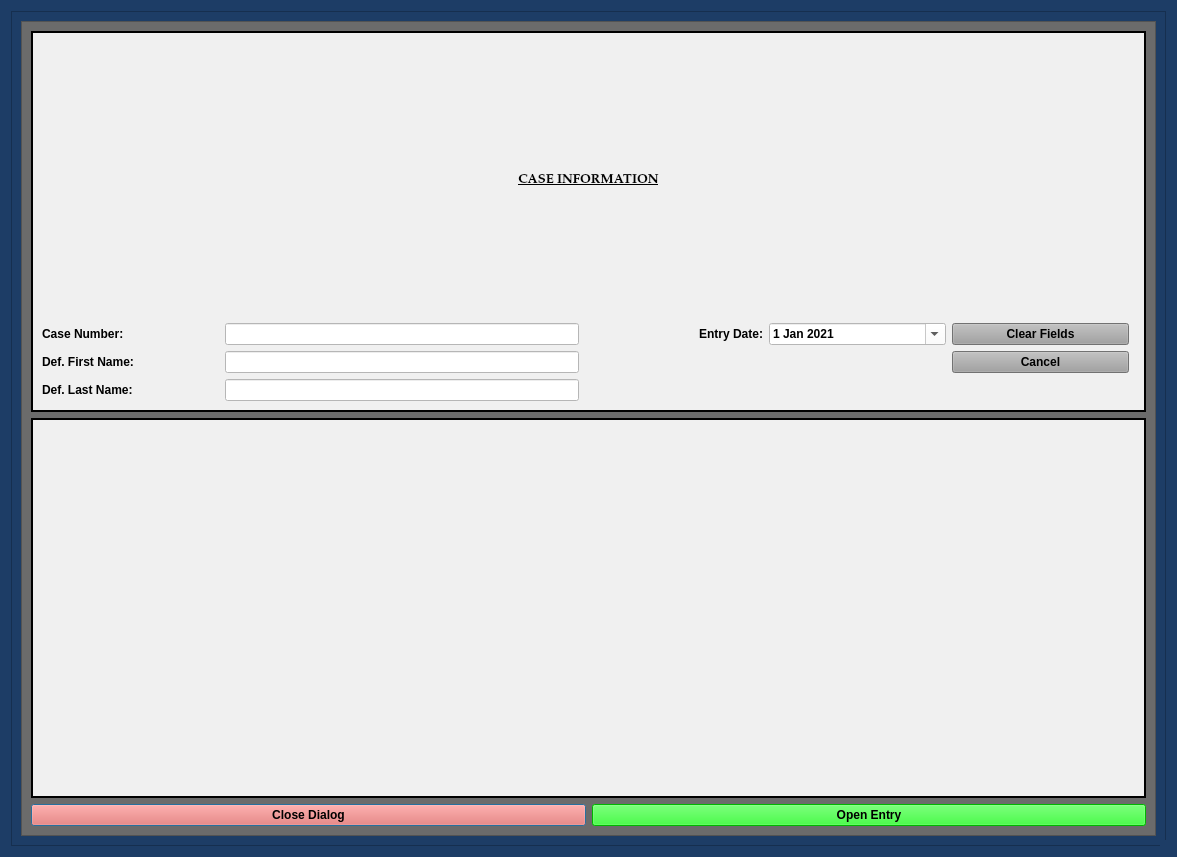
Qt form munientry/views/ui/TimeToPayDialog.ui (HunterProgram22/MuniEntry) before a commit.
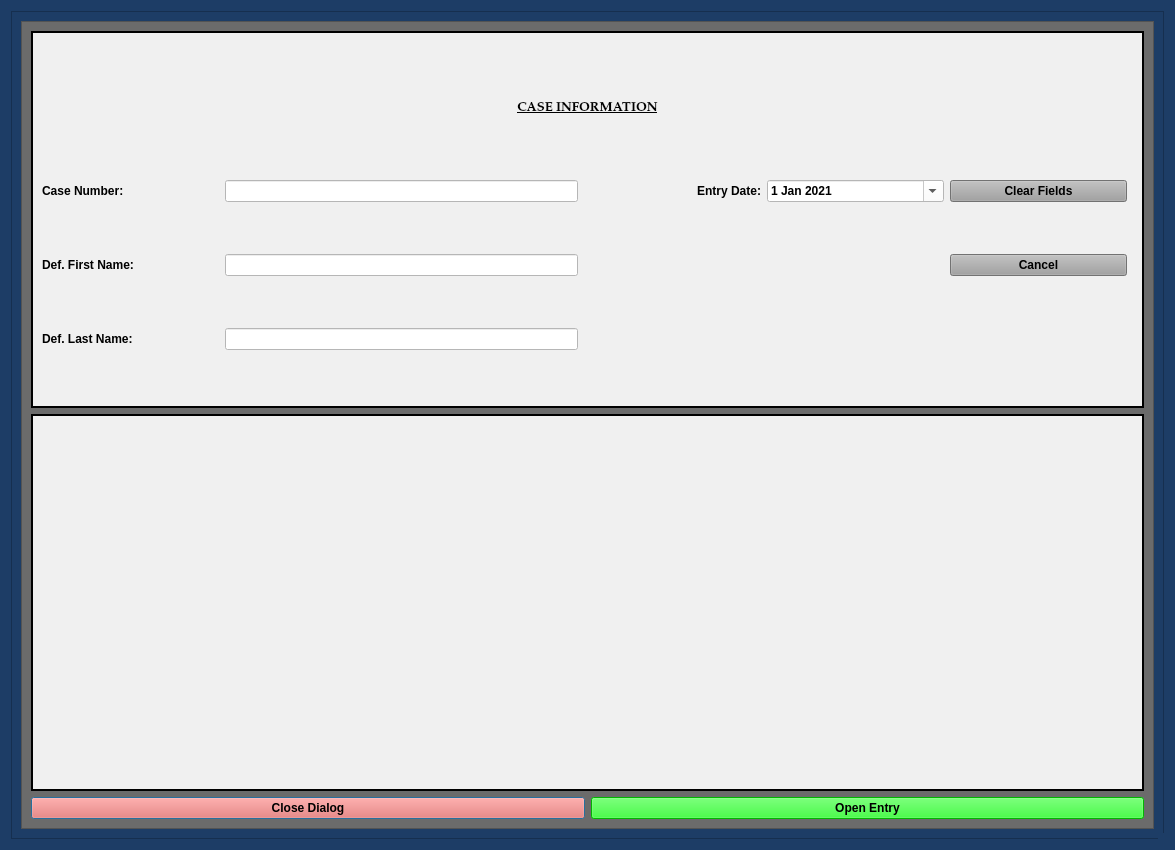
The same form after that commit. Custom widgets are drawn as their Qt base class.

Commit message: Time to Pay Dialog opening.

```diff
--- a/munientry/views/ui/TimeToPayDialog.ui
+++ b/munientry/views/ui/TimeToPayDialog.ui
@@ -9,8 +9,8 @@
    <rect>
     <x>0</x>
     <y>0</y>
-    <width>1177</width>
-    <height>857</height>
+    <width>1175</width>
+    <height>850</height>
    </rect>
   </property>
   <property name="sizePolicy">
@@ -177,8 +177,8 @@
           <rect>
            <x>0</x>
            <y>0</y>
-           <width>1137</width>
-           <height>817</height>
+           <width>1135</width>
+           <height>810</height>
           </rect>
          </property>
          <layout class="QGridLayout" name="gridLayout_3">
@@ -278,6 +278,12 @@
              </item>
              <item row="0" column="0" colspan="6">
               <widget class="QLabel" name="label_6">
+               <property name="maximumSize">
+                <size>
+                 <width>16777215</width>
+                 <height>40</height>
+                </size>
+               </property>
                <property name="font">
                 <font>
                  <family>Palatino Linotype</family>
```
Left out of the diff: 2 changed lines with no effect on the pictures. The commit also changes 2 other files.
